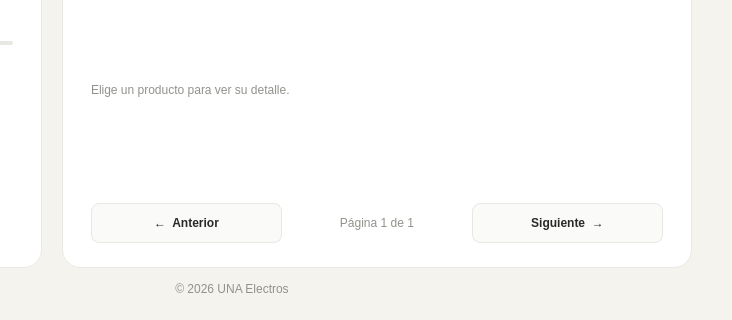
Above: proyecto progra/menuPaginacion.ui from AntonyEduardoAguirre/proyectoprogramacion2 before the change; both pictures show x 268 to 1000 and y 380 to 700 of the 1000 by 700 pixel window. Below: the same form after it.
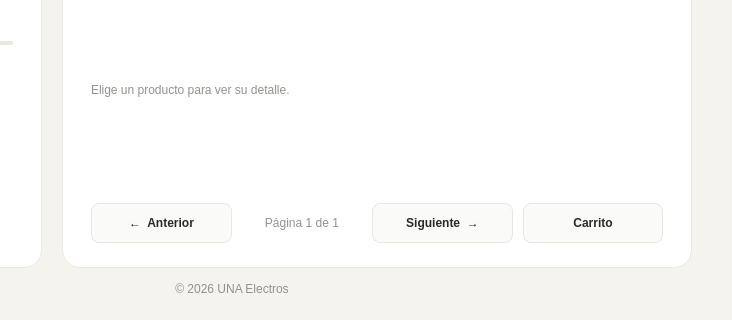
That is the form after the change.

Commit message:
cree el historial y el carrito
el pepe

Diff of the .ui file:
```diff
--- a/proyecto progra/menuPaginacion.ui
+++ b/proyecto progra/menuPaginacion.ui
@@ -131,7 +131,7 @@
 	background-color: #F4F7F3;
 	border-color: #899B83;
 }
-QPushButton#btnAnterior, QPushButton#btnSiguiente, QPushButton#btnSalir {
+QPushButton#btnAnterior, QPushButton#btnSiguiente, QPushButton#btnSalir, QPushButton#btnCarrito {
 	background: #FAFAF8;
 	color: #292A28;
 	border: 1px solid #E8E7E1;
@@ -632,6 +632,29 @@
                  </property>
                 </widget>
                </item>
+              <item>
+               <spacer name="spacerBotonCarrito">
+                <property name="orientation">
+                 <enum>Qt::Horizontal</enum>
+                </property>
+                <property name="sizeType">
+                 <enum>QSizePolicy::Fixed</enum>
+                </property>
+                <property name="sizeHint" stdset="0">
+                 <size>
+                  <width>10</width>
+                  <height>20</height>
+                 </size>
+                </property>
+               </spacer>
+              </item>
+              <item>
+               <widget class="QPushButton" name="btnCarrito">
+                <property name="text">
+                 <string>Carrito</string>
+                </property>
+               </widget>
+              </item>
               </layout>
              </item>
             </layout>
```
Left out of the diff: 2 changed lines with no effect on the pictures. Lines whose indentation alone changed are shown as unchanged. The commit also changes 14 other files.
